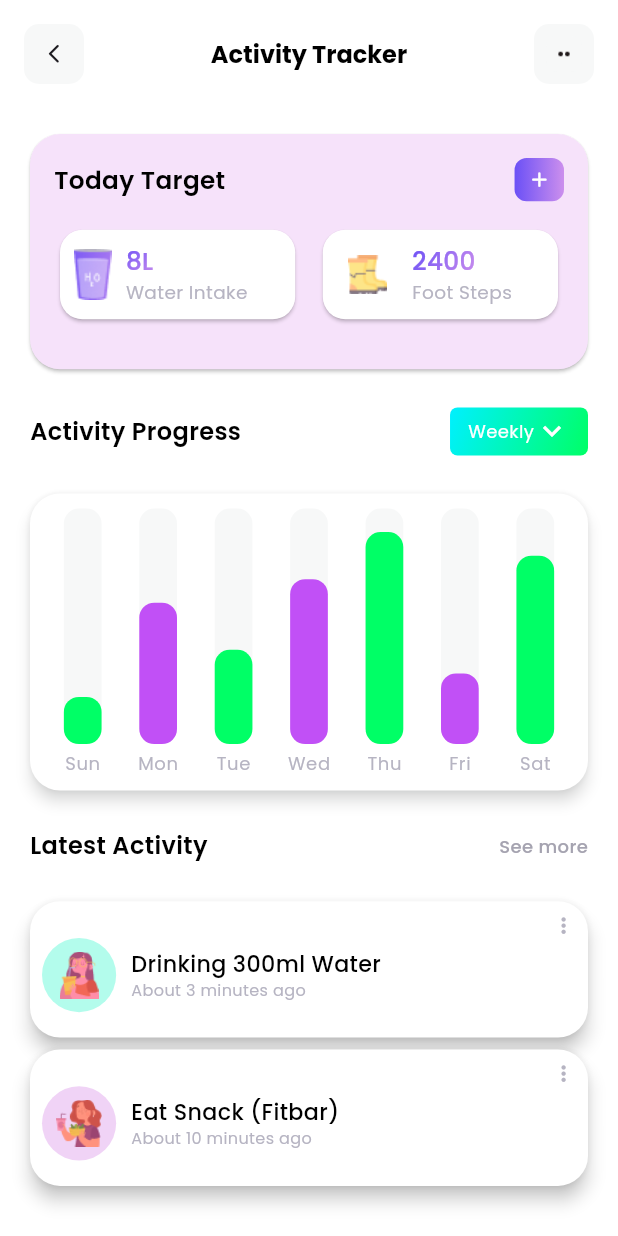
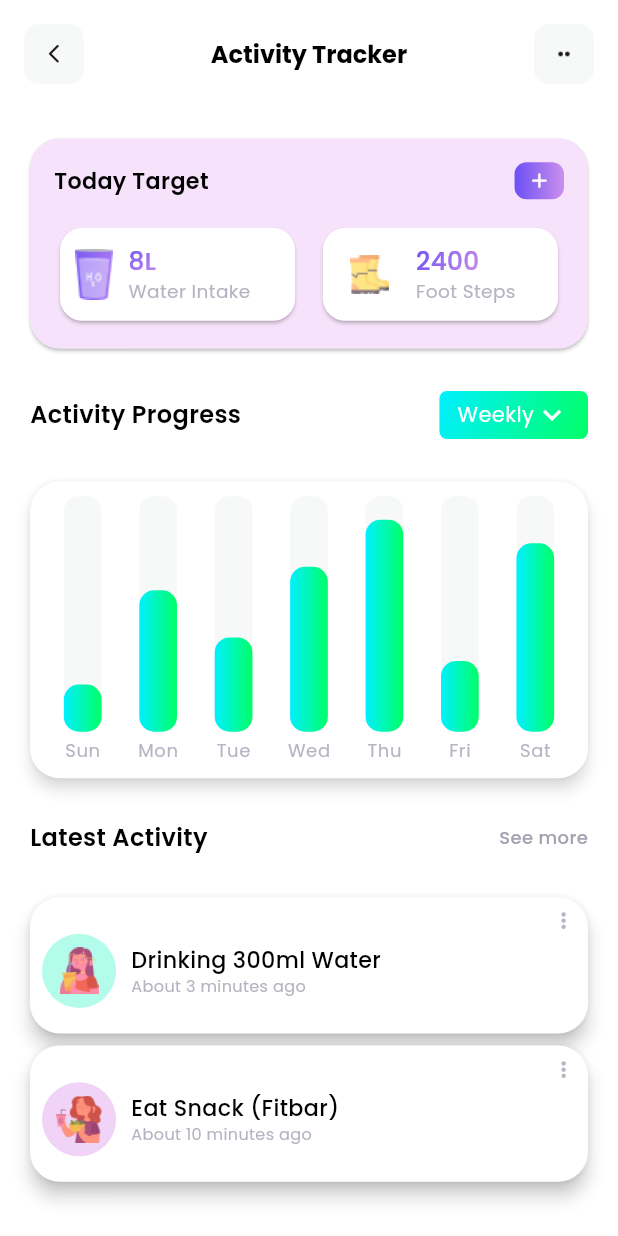
Before and after one commit to Kani-3004/fitness-mobile-app, a Flutter app: the ActivityTrackerPage screen opened directly, on a phone screen of 412 x 824 dp. Run offline on Flutter 3.47's test engine with Material 3 defaults, Android fonts, the phone set to English and light mode, and no system bars; our stand-ins replace carousel_slider, google_fonts, syncfusion_flutter_charts; missing offline and left inert: another_stepper.

Commit message:
activity tracker page size correction

```diff
--- a/lib/screens/activity_tracker_page.dart
+++ b/lib/screens/activity_tracker_page.dart
@@ -78,7 +78,7 @@ class _ActivityTrackerPageState extends State<ActivityTrackerPage> {
             mainAxisAlignment: MainAxisAlignment.spaceEvenly,
             children: [
               SizedBox(
-                height: screenHeight * 0.2,
+                height: screenHeight * 0.18,
                 width: screenWidth,
                 child: Card(
                   color: Color(0xffF6E2FA),
@@ -86,7 +86,7 @@ class _ActivityTrackerPageState extends State<ActivityTrackerPage> {
                     borderRadius: BorderRadius.circular(20),
                   ),
                   child: Padding(
-                    padding: const EdgeInsets.all(16.0),
+                    padding: const EdgeInsets.only(top: 16.0, left: 16.0, right: 16.0),
                     child: TodayTargetTrackerPage()
                   ),
                 ),
@@ -128,7 +128,7 @@ class _ActivityTrackerPageState extends State<ActivityTrackerPage> {
                             Text(
                               selectedValue,
                               style: TextStyle(
-                                  color: Colors.white, fontSize: 12),
+                                  color: Colors.white, fontSize: 14),
                             ),
                             Icon(Icons.keyboard_arrow_down,
                                 color: Colors.white),
--- a/lib/screens/today_target_tracker_page.dart
+++ b/lib/screens/today_target_tracker_page.dart
@@ -24,13 +24,13 @@ class _TodayTargetTrackerPageState extends State<TodayTargetTrackerPage> {
               'Today Target',
               style: TextStyle(
                   color: Colors.black,
-                  fontSize: screenHeight * 0.02,
+                  fontSize: screenHeight * 0.018,
                   fontWeight: FontWeight.w600),
             ),
 
 
             Container(
-              height: screenHeight * 0.035,
+              height: screenHeight * 0.03,
               width: screenWidth * 0.08,
               decoration: BoxDecoration(
                 borderRadius: BorderRadius.circular(8),
--- a/lib/widgets/activity_progress_targetpage.dart
+++ b/lib/widgets/activity_progress_targetpage.dart
@@ -30,9 +30,10 @@ class _ActivityProgressTargetpageState extends State<ActivityProgressTargetpage>
           isTrackVisible: true,
           trackColor: Color(0xfff7f8f8),
           borderRadius: BorderRadius.all(Radius.circular(10)),
-          pointColorMapper: (PatientData data, int index) {
-            return index.isEven ? Color(0xff00ff66) : Color(0xffc150f6);
-          },
+          gradient: LinearGradient(colors: [
+            Color(0xff00f0ff),
+            Color(0xff00ff66),
+          ]),
         ),
       ],
       primaryXAxis: CategoryAxis(
--- a/lib/widgets/today_target_trackerpage.dart
+++ b/lib/widgets/today_target_trackerpage.dart
@@ -22,7 +22,7 @@ class _TodayTargetTrackerpageState extends State<TodayTargetTrackerpage> {
     final double screenHeight = MediaQuery.of(context).size.height;
     final double screenWidth = MediaQuery.of(context).size.width;
     return SizedBox(
-      height: screenHeight * 0.082,
+      height: screenHeight * 0.085,
       width: screenWidth * 0.4,
       child: Card(
         color: Colors.white,
```
